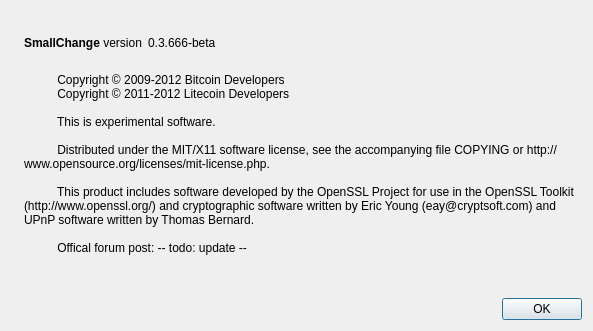
Old version of the form src/qt/forms/aboutdialog.ui in the repository funcoin/funcoin.
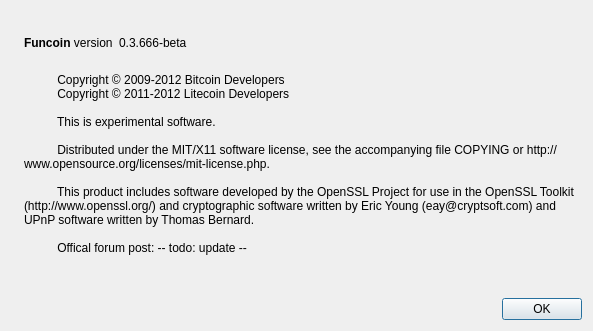
New version of the form. Icons and pictures are not drawn.

```diff
--- a/src/qt/forms/aboutdialog.ui
+++ b/src/qt/forms/aboutdialog.ui
@@ -50,7 +50,7 @@
           <cursorShape>IBeamCursor</cursorShape>
          </property>
          <property name="text">
-          <string>&lt;b&gt;SmallChange&lt;/b&gt; version</string>
+          <string>&lt;b&gt;Funcoin&lt;/b&gt; version</string>
          </property>
          <property name="textInteractionFlags">
           <set>Qt::LinksAccessibleByMouse|Qt::TextSelectableByKeyboard|Qt::TextSelectableByMouse</set>
```
Left out of the diff: 2 changed lines with no effect on the pictures.
